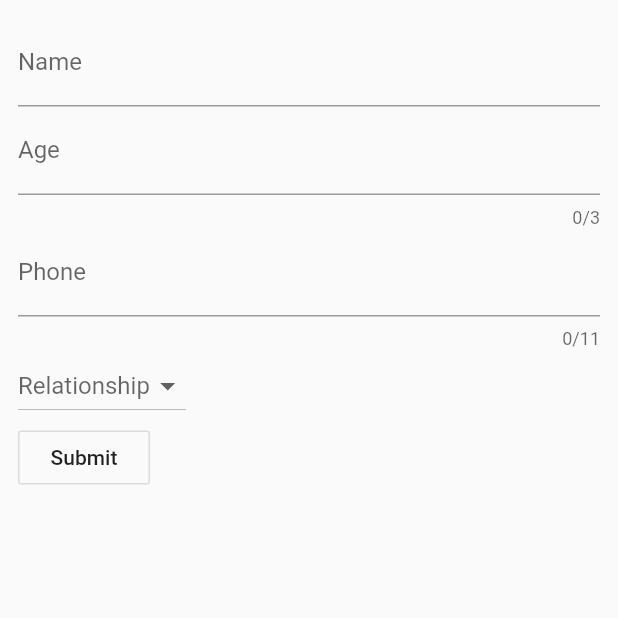
After one commit to edokichuks/persistence_local_data_storage, a Flutter app: the AddContactView screen opened directly, after a tap on "Submit", on a phone screen of 412 x 824 dp, the top half of it. The commit adds this screen. Run offline on Flutter 3.47's test engine with Material 2 defaults, Android fonts, the phone set to English and light mode, and no system bars; our stand-ins replace get_it, hive, hive_flutter, stacked, stacked_services; accounts and stored records are empty.

Commit message:
Add contact screen refactored to follow MVVM architecture with stacked package

```diff
--- /dev/null
+++ b/lib/src/ui/add_contact/add_contact.dart
@@ -0,0 +1,111 @@
+import 'package:persistence_local_data_storage/src/constant/contact_key.dart';
+import 'package:persistence_local_data_storage/src/model/contact.dart';
+import 'package:flutter/material.dart';
+import 'package:hive/hive.dart';
+
+import '../../model/relationship.dart';
+
+class AddContact extends StatefulWidget {
+  final formkey = GlobalKey<FormState>();
+  AddContact({Key? key}) : super(key: key);
+
+  @override
+  State<AddContact> createState() => _AddContactState();
+}
+
+class _AddContactState extends State<AddContact> {
+  String? name;
+  int? age;
+  int? phoneNumber;
+  Relationship? relationship;
+
+  void onFormSubmit() {
+    Box<Contact> contactbox = Hive.box(contactAppBox);
+    contactbox.add(Contact(
+        age: age!,
+        name: name!,
+        phoneNumber: phoneNumber!,
+        relationship: relationship!));
+    Navigator.pop(context);
+  }
+
+  @override
+  Widget build(BuildContext context) {
+    return Scaffold(
+      body: SafeArea(
+        child: SingleChildScrollView(
+          child: Form(
+            key: widget.formkey,
+            child: Padding(
+              padding: const EdgeInsets.all(8.0),
+              child: Column(
+                crossAxisAlignment: CrossAxisAlignment.start,
+                children: [
+                  TextFormField(
+                    autocorrect: true,
+                    initialValue: '',
+                    decoration: const InputDecoration(
+                      labelText: 'Name',
+                    ),
+                    onChanged: (value) {
+                      setState(() {
+                        name = value;
+                      });
+                    },
+                  ),
+                  TextFormField(
+                    keyboardType: TextInputType.number,
+                    initialValue: '',
+                    maxLength: 3,
+                    maxLengthEnforced: true,
+                    decoration: const InputDecoration(
+                      labelText: 'Age',
+                    ),
+                    onChanged: (value) {
+                      setState(() {
+                        age = int.parse(value);
+                      });
+                    },
+                  ),
+                  TextFormField(
+                    keyboardType: TextInputType.phone,
+                    initialValue: '',
+                    maxLength: 11,
+                    maxLengthEnforced: true,
+                    decoration: const InputDecoration(
+                      labelText: 'Phone',
+                    ),
+                    onChanged: (value) {
+                      setState(() {
+                        phoneNumber = int.parse(value);
+                      });
+                    },
+                  ),
+                  DropdownButton<Relationship>(
+                      items: relationshipString.keys.map((Relationship value) {
+                        return DropdownMenuItem<Relationship>(
+                          value: value,
+                          child: Text(relationshipString[value].toString()),
+                        );
+                      }).toList(),
+
+                      value: relationship,
+                      hint: const Text('Relationship'),
+                      onChanged: (value) {
+                        setState(() {
+                          relationship = value;
+                        });
+                      }),
+                  OutlineButton(
+                    onPressed: onFormSubmit,
+                    child: const Text('Submit'),
+                  )
+                ],
+              ),
+            ),
+          ),
+        ),
+      ),
+    );
+  }
+}
--- /dev/null
+++ b/lib/src/ui/add_contact/add_contact_view.dart
@@ -0,0 +1,77 @@
+import 'package:persistence_local_data_storage/src/ui/add_contact/add_contact_viewlmodel.dart';
+import 'package:flutter/material.dart';
+import 'package:stacked/stacked.dart';
+
+import '../../model/relationship.dart';
+
+class AddContactView extends StatelessWidget {
+  final formkey = GlobalKey<FormState>();
+  AddContactView({Key? key}) : super(key: key);
+
+  @override
+  Widget build(BuildContext context) {
+    return ViewModelBuilder<AddContactViewModel>.nonReactive(
+      viewModelBuilder: () => AddContactViewModel(),
+      builder: (context, model, child) {
+        return Scaffold(
+          body: SafeArea(
+            child: SingleChildScrollView(
+              child: Form(
+                key: formkey,
+                child: Padding(
+                  padding: const EdgeInsets.all(12.0),
+                  child: Column(
+                    crossAxisAlignment: CrossAxisAlignment.start,
+                    children: [
+                      TextFormField(
+                          autocorrect: true,
+                          initialValue: '',
+                          decoration: const InputDecoration(
+                            labelText: 'Name',
+                          ),
+                          onChanged: model.onNameChanged),
+                      TextFormField(
+                          keyboardType: TextInputType.number,
+                          initialValue: '',
+                          maxLength: 3,
+                          maxLengthEnforced: true,
+                          decoration: const InputDecoration(
+                            labelText: 'Age',
+                          ),
+                          onChanged: model.onAgeChanged),
+                      TextFormField(
+                          keyboardType: TextInputType.phone,
+                          initialValue: '',
+                          maxLength: 11,
+                          maxLengthEnforced: true,
+                          decoration: const InputDecoration(
+                            labelText: 'Phone',
+                          ),
+                          onChanged: model.onPhoneTextFieldChanged),
+                      DropdownButton<Relationship>(
+                        items:
+                            relationshipString.keys.map((Relationship value) {
+                          return DropdownMenuItem<Relationship>(
+                            value: value,
+                            child: Text(relationshipString[value].toString()),
+                          );
+                        }).toList(),
+                        value: model.relationship,
+                        hint: const Text('Relationship'),
+                        onChanged: model.onRelationshipChanged,
+                      ),
+                      OutlineButton(
+                        onPressed: () => model.onFormSubmit(context),
+                        child: const Text('Submit'),
+                      )
+                    ],
+                  ),
+                ),
+              ),
+            ),
+          ),
+        );
+      },
+    );
+  }
+}
--- /dev/null
+++ b/lib/src/ui/add_contact/add_contact_viewlmodel.dart
@@ -0,0 +1,51 @@
+import 'package:flutter/material.dart';
+import 'package:hive_flutter/hive_flutter.dart';
+import 'package:stacked/stacked.dart';
+
+import '../../constant/contact_key.dart';
+import '../../model/contact.dart';
+import '../../model/relationship.dart';
+
+class AddContactViewModel extends BaseViewModel {
+  ///declaration
+  String? name;
+  int? age;
+  int? phoneNumber;
+  Relationship? relationship;
+  // String name = '';
+  // int age = 0;
+  // int phoneNumber = 0;
+  // Relationship relationship = Relationship.Friend;
+
+  ///Form Submission
+  Future<void> onFormSubmit(context) async {
+    Box<Contact> contactbox = Hive.box(contactAppBox);
+    await contactbox.add(Contact(
+        age: age!,
+        name: name!,
+        phoneNumber: phoneNumber!,
+        relationship: relationship!));
+    Navigator.pop(context);
+  }
+
+  void onNameChanged(String value) {
+    name = value;
+    notifyListeners();
+  }
+
+  void onAgeChanged(String value) {
+    age = int.parse(value);
+    notifyListeners();
+  }
+
+  void onRelationshipChanged(Relationship? value) {
+    relationship = value;
+
+    notifyListeners();
+  }
+
+  void onPhoneTextFieldChanged(String value) {
+    phoneNumber = int.parse(value);
+    notifyListeners();
+  }
+}
--- a/lib/src/ui/contact_app.dart
+++ b/lib/src/ui/contact_app.dart
@@ -1,7 +1,7 @@
 
 import 'package:flutter/material.dart';
 
-import 'contact_home.dart';
+import 'home/contact_home.dart';
 
 class ContactApp extends StatelessWidget {
   const ContactApp({Key? key}) : super(key: key);
--- /dev/null
+++ b/lib/src/ui/home/home_viewmodel.dart
@@ -0,0 +1,5 @@
+import 'package:stacked/stacked.dart';
+
+class HomeViewModel extends BaseViewModel{
+
+}
--- a/pubspec.yaml
+++ b/pubspec.yaml
@@ -36,6 +36,9 @@ dependencies:
   cupertino_icons: ^1.0.2
   hive: ^2.1.0
   hive_flutter: ^1.1.0
+  stacked: ^2.3.14
+  stacked_services: ^0.9.5
+  get_it: ^7.1.4
 
 
 dev_dependencies:
@@ -50,6 +53,7 @@ dev_dependencies:
   flutter_lints: ^1.0.0
   hive_generator: ^1.1.2
   build_runner:
+  stacked_generator:
 
 # For information on the generic Dart part of this file, see the
 # following page: https://dart.dev/tools/pub/pubspec
```
Also changed, not shown: lib/src/app/app.dart (added, +22 -0 lines), lib/src/ui/home/contact_home.dart (added, +119 -0 lines), lib/src/ui/home/home_view.dart (added, +16 -0 lines), pubspec.lock.
